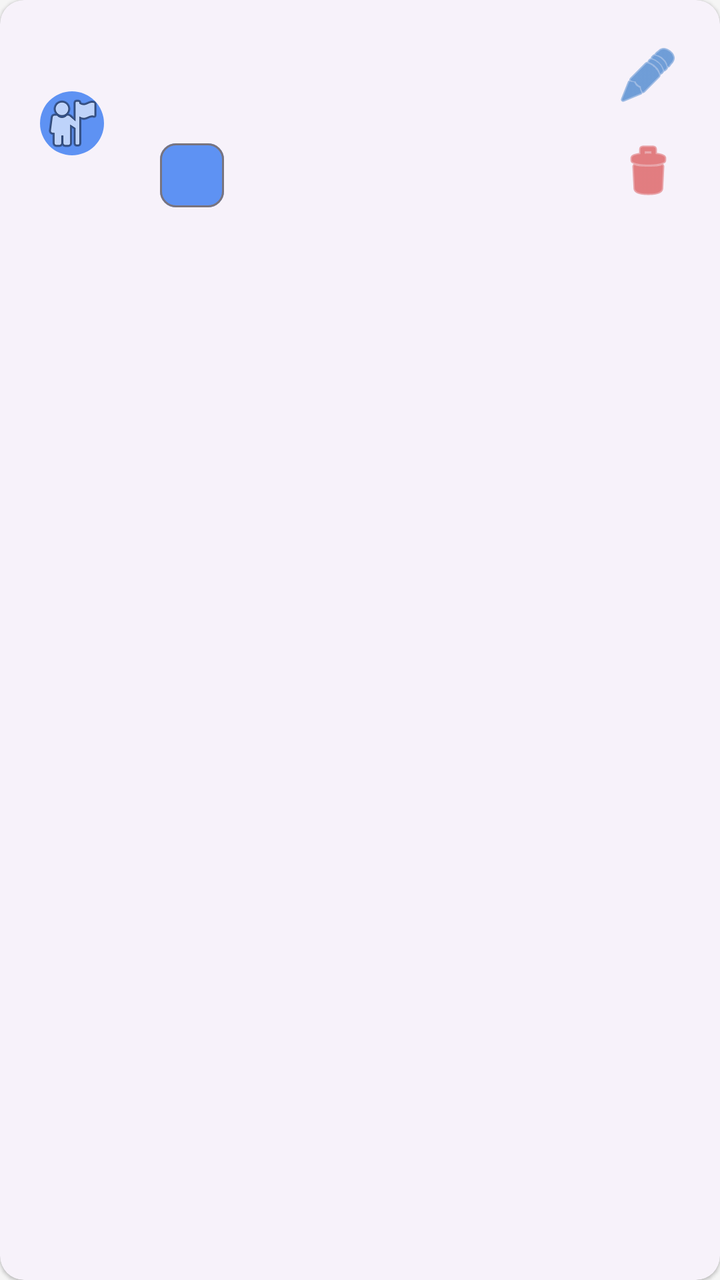
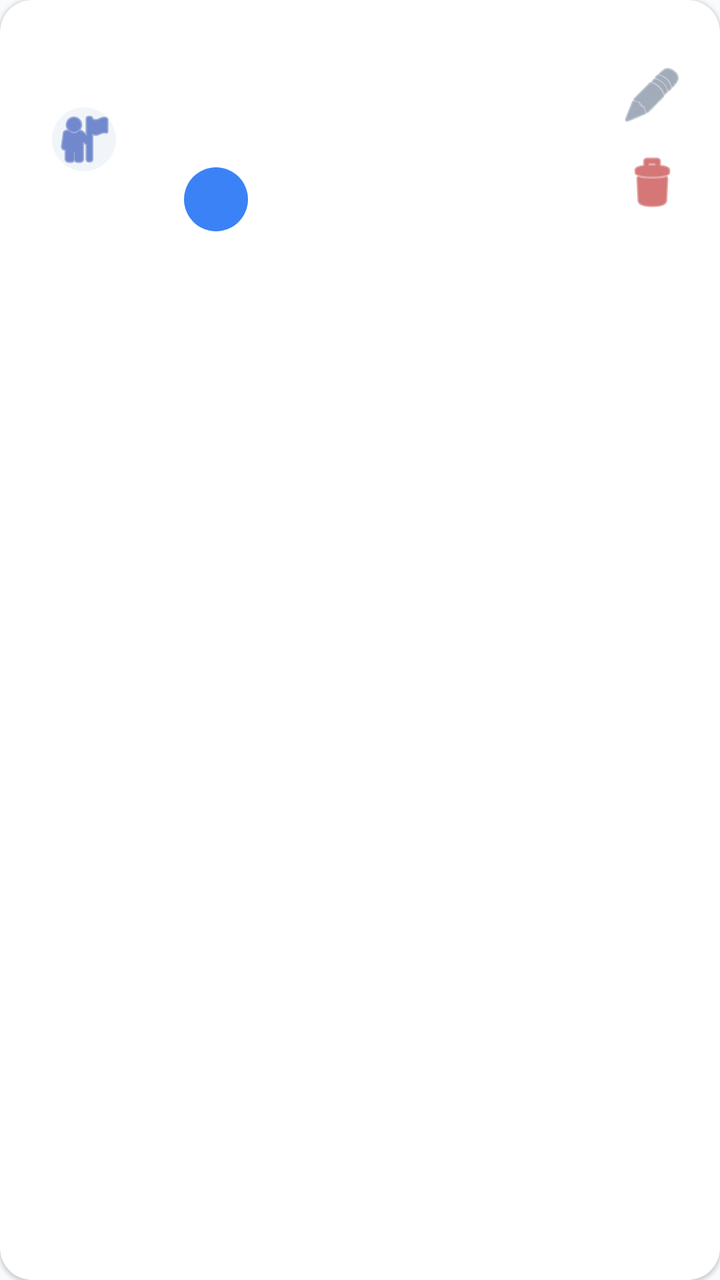

Compare the two renders of this Android layout. The source of the first and the diff that turns it into the second are given below.
<!-- AndroidManifest.xml: application theme Theme.QRAsist -->
<!-- res/layout/item_alumno.xml -->
<?xml version="1.0" encoding="utf-8"?>
<com.google.android.material.card.MaterialCardView xmlns:android="http://schemas.android.com/apk/res/android"
    xmlns:app="http://schemas.android.com/apk/res-auto"
    style="@style/QRAsist.Card"
    android:layout_width="match_parent"
    android:layout_height="wrap_content"
    android:layout_marginHorizontal="8dp"
    android:layout_marginVertical="4dp">

    <LinearLayout
        android:layout_width="match_parent"
        android:layout_height="wrap_content"
        android:gravity="center_vertical"
        android:orientation="horizontal"
        android:padding="12dp">

        <com.google.android.material.imageview.ShapeableImageView
            android:id="@+id/iv_avatar"
            android:layout_width="48dp"
            android:layout_height="48dp"
            android:background="@color/maestro_primary_light"
            android:padding="8dp"
            android:src="@android:drawable/ic_menu_myplaces"
            app:shapeAppearanceOverlay="@style/ShapeAppearance.Material3.Corner.Full" />

        <LinearLayout
            android:layout_width="0dp"
            android:layout_height="wrap_content"
            android:layout_marginStart="12dp"
            android:layout_weight="1"
            android:orientation="vertical">

            <TextView
                android:id="@+id/tv_nombre_alumno_item"
                android:layout_width="wrap_content"
                android:layout_height="wrap_content"
                android:textAppearance="?attr/textAppearanceTitleSmall"
                android:textStyle="bold" />

            <TextView
                android:id="@+id/tv_matricula_item"
                android:layout_width="wrap_content"
                android:layout_height="wrap_content"
                android:textAppearance="?attr/textAppearanceBodySmall"
                android:textColor="@color/on_surface_variant" />

            <TextView
                android:id="@+id/tv_email_item"
                android:layout_width="wrap_content"
                android:layout_height="wrap_content"
                android:textAppearance="?attr/textAppearanceBodySmall"
                android:textColor="@color/on_surface_variant" />

            <com.google.android.material.chip.Chip
                android:id="@+id/chip_grupo_item"
                style="@style/Widget.Material3.Chip.Assist"
                android:layout_width="wrap_content"
                android:layout_height="wrap_content"
                android:clickable="false"
                android:textSize="11sp"
                app:chipBackgroundColor="@color/maestro_primary_light"
                android:textColor="@android:color/white" />
        </LinearLayout>

        <LinearLayout
            android:layout_width="wrap_content"
            android:layout_height="wrap_content"
            android:gravity="center"
            android:orientation="vertical">

            <ImageButton
                android:id="@+id/btn_editar_alumno"
                android:layout_width="wrap_content"
                android:layout_height="wrap_content"
                android:background="?attr/selectableItemBackgroundBorderless"
                android:padding="8dp"
                android:src="@android:drawable/ic_menu_edit"
                app:tint="?attr/colorPrimary" />

            <ImageButton
                android:id="@+id/btn_eliminar_alumno"
                android:layout_width="wrap_content"
                android:layout_height="wrap_content"
                android:background="?attr/selectableItemBackgroundBorderless"
                android:padding="8dp"
                android:src="@android:drawable/ic_menu_delete"
                app:tint="@color/estado_ausente" />
        </LinearLayout>
    </LinearLayout>
</com.google.android.material.card.MaterialCardView>
<!-- resources referenced by this layout -->
<resources>
  <color name="estado_ausente">#D32F2F</color>
  <color name="maestro_primary_light">#5e92f3</color>
  <color name="on_surface_variant">#757575</color>
  <style name="QRAsist.Card" parent="Widget.Material3.CardView.Elevated" />
  <style name="Theme.QRAsist" parent="Theme.Material3.Light.NoActionBar">
          <item name="colorPrimary">@color/maestro_primary</item>
          <item name="colorPrimaryDark">@color/maestro_primary_dark</item>
          <item name="colorAccent">@color/maestro_primary_light</item>
          <item name="android:windowBackground">@color/background</item>
          <item name="android:statusBarColor">@color/maestro_primary_dark</item>
      </style>
  <color name="maestro_primary">#1565C0</color>
  <color name="maestro_primary_dark">#003c8f</color>
  <color name="background">#F5F5F5</color>
</resources>

<!-- the commit's change to res/layout/item_alumno.xml (unified diff, before → after) -->
@@ -4,60 +4,64 @@
     style="@style/QRAsist.Card"
     android:layout_width="match_parent"
     android:layout_height="wrap_content"
-    android:layout_marginHorizontal="8dp"
-    android:layout_marginVertical="4dp">
+    android:layout_marginHorizontal="4dp"
+    android:layout_marginVertical="6dp"
+    app:cardElevation="1dp">
 
     <LinearLayout
         android:layout_width="match_parent"
         android:layout_height="wrap_content"
         android:gravity="center_vertical"
         android:orientation="horizontal"
-        android:padding="12dp">
+        android:padding="16dp">
 
         <com.google.android.material.imageview.ShapeableImageView
             android:id="@+id/iv_avatar"
-            android:layout_width="48dp"
-            android:layout_height="48dp"
-            android:background="@color/maestro_primary_light"
-            android:padding="8dp"
+            android:layout_width="52dp"
+            android:layout_height="52dp"
+            android:background="@color/input_background"
+            android:padding="10dp"
             android:src="@android:drawable/ic_menu_myplaces"
-            app:shapeAppearanceOverlay="@style/ShapeAppearance.Material3.Corner.Full" />
+            app:shapeAppearanceOverlay="@style/ShapeAppearance.Material3.Corner.Full"
+            app:tint="@color/maestro_primary" />
 
         <LinearLayout
             android:layout_width="0dp"
             android:layout_height="wrap_content"
-            android:layout_marginStart="12dp"
+            android:layout_marginStart="16dp"
             android:layout_weight="1"
             android:orientation="vertical">
 
             <TextView
                 android:id="@+id/tv_nombre_alumno_item"
+                style="@style/QRAsist.Text.Title"
                 android:layout_width="wrap_content"
                 android:layout_height="wrap_content"
-                android:textAppearance="?attr/textAppearanceTitleSmall"
-                android:textStyle="bold" />
+                android:textSize="16sp" />
 
             <TextView
                 android:id="@+id/tv_matricula_item"
+                style="@style/QRAsist.Text.Subtitle"
                 android:layout_width="wrap_content"
                 android:layout_height="wrap_content"
-                android:textAppearance="?attr/textAppearanceBodySmall"
-                android:textColor="@color/on_surface_variant" />
+                android:textSize="13sp" />
 
             <TextView
                 android:id="@+id/tv_email_item"
+                style="@style/QRAsist.Text.Subtitle"
                 android:layout_width="wrap_content"
                 android:layout_height="wrap_content"
-                android:textAppearance="?attr/textAppearanceBodySmall"
-                android:textColor="@color/on_surface_variant" />
+                android:textSize="12sp"
+                android:alpha="0.8" />
 
             <com.google.android.material.chip.Chip
                 android:id="@+id/chip_grupo_item"
-                style="@style/Widget.Material3.Chip.Assist"
+                style="@style/QRAsist.Chip.Status"
                 android:layout_width="wrap_content"
                 android:layout_height="wrap_content"
+                android:layout_marginTop="4dp"
                 android:clickable="false"
-                android:textSize="11sp"
+                android:textSize="10sp"
                 app:chipBackgroundColor="@color/maestro_primary_light"
                 android:textColor="@android:color/white" />
         </LinearLayout>
@@ -70,21 +74,20 @@
 
             <ImageButton
                 android:id="@+id/btn_editar_alumno"
-                android:layout_width="wrap_content"
-                android:layout_height="wrap_content"
+                android:layout_width="36dp"
+                android:layout_height="36dp"
                 android:background="?attr/selectableItemBackgroundBorderless"
-                android:padding="8dp"
                 android:src="@android:drawable/ic_menu_edit"
-                app:tint="?attr/colorPrimary" />
+                app:tint="@color/text_secondary" />
 
             <ImageButton
                 android:id="@+id/btn_eliminar_alumno"
-                android:layout_width="wrap_content"
-                android:layout_height="wrap_content"
+                android:layout_width="36dp"
+                android:layout_height="36dp"
+                android:layout_marginTop="8dp"
                 android:background="?attr/selectableItemBackgroundBorderless"
-                android:padding="8dp"
                 android:src="@android:drawable/ic_menu_delete"
-                app:tint="@color/estado_ausente" />
+                app:tint="@color/estado_falta_text" />
         </LinearLayout>
     </LinearLayout>
 </com.google.android.material.card.MaterialCardView>
<!-- resource entries referenced after the edit -->
@@ -1,9 +1,30 @@
 <!-- resources referenced by this layout -->
 <resources>
-  <color name="estado_ausente">#D32F2F</color>
-  <color name="maestro_primary_light">#5e92f3</color>
-  <color name="on_surface_variant">#757575</color>
-  <style name="QRAsist.Card" parent="Widget.Material3.CardView.Elevated" />
+  <color name="estado_falta_text">#B91C1C</color>
+  <color name="input_background">#F1F5F9</color>
+  <color name="maestro_primary_light">#3B82F6</color>
+  <color name="text_secondary">#64748B</color>
+  <style name="QRAsist.Card" parent="Widget.Material3.CardView.Elevated">
+          <item name="cardBackgroundColor">@color/surface_card</item>
+          <item name="cardCornerRadius">16dp</item>
+          <item name="cardElevation">2dp</item>
+          <item name="android:layout_margin">8dp</item>
+      </style>
+  <style name="QRAsist.Chip.Status" parent="Widget.Material3.Chip.Assist">
+          <item name="chipCornerRadius">24dp</item>
+          <item name="chipStrokeWidth">0dp</item>
+          <item name="android:textStyle">bold</item>
+          <item name="android:textSize">12sp</item>
+      </style>
+  <style name="QRAsist.Text.Subtitle" parent="QRAsist.Text">
+          <item name="android:textAppearance">?attr/textAppearanceTitleMedium</item>
+          <item name="android:textColor">@color/text_secondary</item>
+      </style>
+  <style name="QRAsist.Text.Title" parent="QRAsist.Text">
+          <item name="android:textAppearance">?attr/textAppearanceTitleLarge</item>
+          <item name="android:textColor">@color/text_primary</item>
+          <item name="android:fontFamily">sans-serif-medium</item>
+      </style>
   <style name="Theme.QRAsist" parent="Theme.Material3.Light.NoActionBar">
           <item name="colorPrimary">@color/maestro_primary</item>
           <item name="colorPrimaryDark">@color/maestro_primary_dark</item>
@@ -11,8 +32,11 @@
           <item name="android:windowBackground">@color/background</item>
           <item name="android:statusBarColor">@color/maestro_primary_dark</item>
       </style>
-  <color name="maestro_primary">#1565C0</color>
-  <color name="maestro_primary_dark">#003c8f</color>
-  <color name="background">#F5F5F5</color>
+  <color name="surface_card">#FFFFFF</color>
+  <style name="QRAsist.Text" parent="android:Widget.TextView" />
+  <color name="text_primary">#1E293B</color>
+  <color name="maestro_primary">#1E40AF</color>
+  <color name="maestro_primary_dark">#1E3A8A</color>
+  <color name="background">#F8FAFC</color>
 </resources>
 
